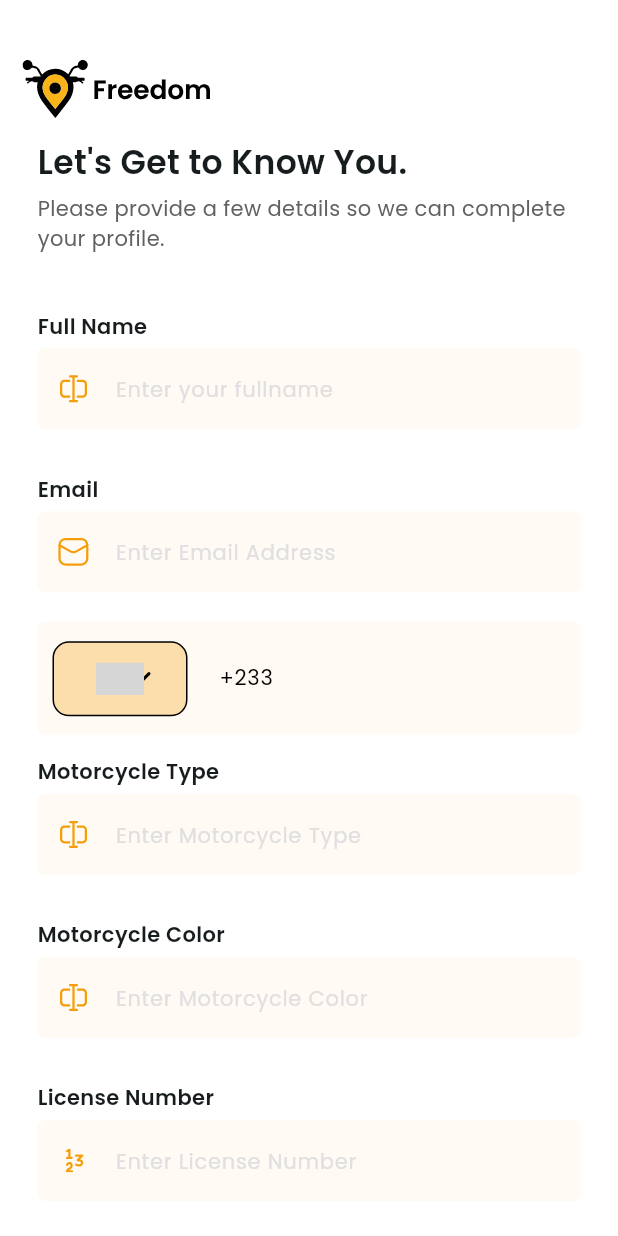
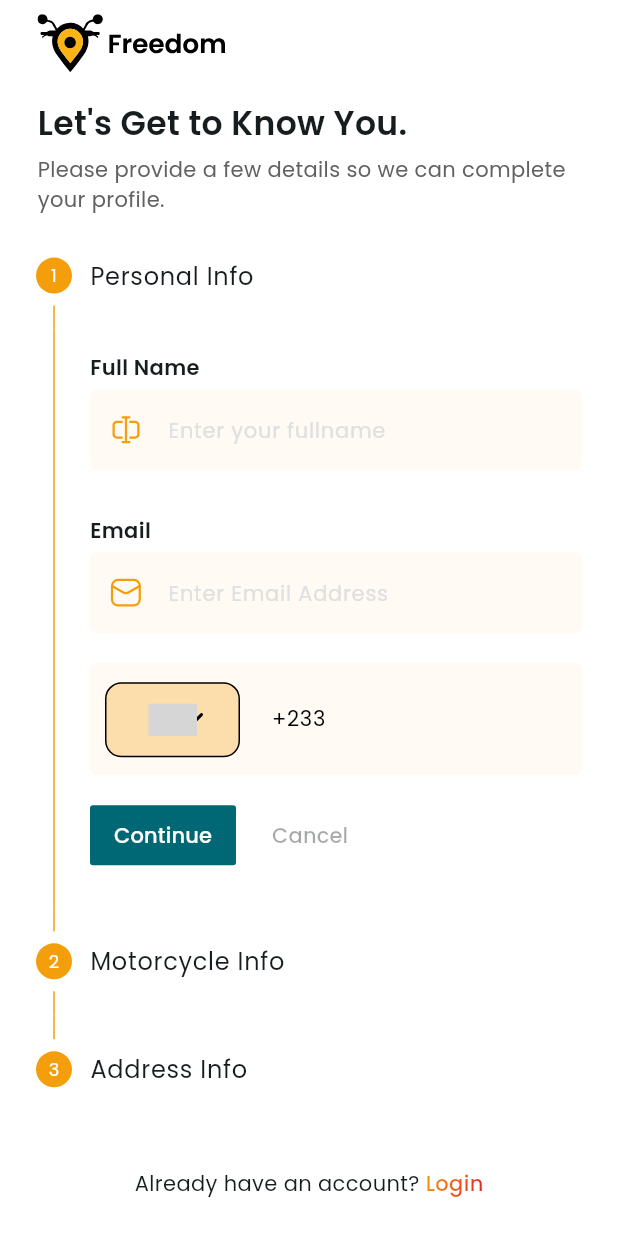
Before and after one commit to FreedomGhanaLabs/FreedomDiver, a Flutter app: the RegisterFormScreen screen opened by its route, on a phone screen of 412 x 824 dp. Run offline on Flutter 3.47's test engine with Material 3 defaults, Android fonts, the phone set to English and light mode, and no system bars; drawn by our look-alikes of country_code_picker, loader_overlay; our stand-ins replace awesome_dialog, awesome_snackbar_content, bloc, cached_network_image, dio, dotted_border and 25 more; missing offline and left inert: country_state_city_picker, flutter_polyline_points; accounts and stored records are empty; network calls fail; project files that could hold a hidden picture were left out; grey boxes are pictures that could not be loaded.

Commit message:
modified 3 files

```diff
--- a/lib/feature/authentication/register/view/register_form_screen.dart
+++ b/lib/feature/authentication/register/view/register_form_screen.dart
@@ -2,7 +2,6 @@ import 'package:country_code_picker/country_code_picker.dart';
 import 'package:country_state_city_picker/country_state_city_picker.dart';
 import 'package:flutter/material.dart';
 import 'package:flutter_bloc/flutter_bloc.dart';
-import 'package:flutter_screenutil/flutter_screenutil.dart';
 import 'package:freedomdriver/feature/authentication/login/cubit/login_cubit.dart';
 import 'package:freedomdriver/feature/authentication/login/view/login_form_screen.dart';
 import 'package:freedomdriver/feature/authentication/register/cubit/registration_cubit.dart';
@@ -13,7 +12,7 @@ import 'package:freedomdriver/shared/app_config.dart';
 import 'package:freedomdriver/shared/theme/app_colors.dart';
 import 'package:freedomdriver/shared/widgets/app_icon.dart';
 import 'package:freedomdriver/shared/widgets/gradient_text.dart';
-import 'package:freedomdriver/shared/widgets/primary_button.dart';
+import 'package:freedomdriver/shared/widgets/toaster.dart';
 import 'package:freedomdriver/utilities/responsive.dart';
 import 'package:freedomdriver/utilities/ui.dart';
 import 'package:get/get.dart';
@@ -27,8 +26,15 @@ class RegisterFormScreen extends StatefulWidget {
 }
 
 class _RegisterFormScreenState extends State<RegisterFormScreen> {
-  final _formKey = GlobalKey<FormState>();
   final apiController = ApiController('auth');
+
+  int _currentStep = 0;
+  final _formKeys = [
+    GlobalKey<FormState>(),
+    GlobalKey<FormState>(),
+    GlobalKey<FormState>(),
+    GlobalKey<FormState>(),
+  ];
 
   bool hasReadTermsAndCondition = false;
   bool loading = false;
@@ -60,7 +66,8 @@ class _RegisterFormScreenState extends State<RegisterFormScreen> {
       ..addListener(() {
         if (!phoneController.text.startsWith(countryCode)) {
           phoneController
-            ..text = countryCode +
+            ..text =
+                countryCode +
                 phoneController.text.replaceAll(RegExp(r'^\+\d+'), '')
             ..selection = TextSelection.fromPosition(
               TextPosition(offset: phoneController.text.length),
@@ -95,10 +102,10 @@ class _RegisterFormScreenState extends State<RegisterFormScreen> {
   }
 
   void submitRegistration() {
-    if (_formKey.currentState!.validate()) {
-      if (!hasReadTermsAndCondition) {
-        return;
-      }
+    // if (_formKey.currentState!.validate()) {
+    //   if (!hasReadTermsAndCondition) {
+    //     return;
+    //   }
     final names = fullNameController.text.trim().split(' ');
     final data = {
       'firstName': names[0].trim().capitalize,
@@ -122,22 +129,14 @@ class _RegisterFormScreenState extends State<RegisterFormScreen> {
       'confirmPassword': confirmPasswordController.text,
     };
 
-      apiController.post(
-        context,
-        'register',
-        data,
-        (success, result) {
+    apiController.post(context, 'register', data, (success, result) {
       if (success) {
-            context
-                .read<LoginFormCubit>()
-                .setEmail(emailController.text);
+        context.read<LoginFormCubit>().setEmail(emailController.text);
         Navigator.pushNamed(context, VerifyOtpScreen.routeName);
       }
-        },
-        showOverlay: true,
-      );
+    }, showOverlay: true);
   }
-  }
+  // }
 
   @override
   Widget build(BuildContext context) {
@@ -148,42 +147,239 @@ class _RegisterFormScreenState extends State<RegisterFormScreen> {
           return Column(
             crossAxisAlignment: CrossAxisAlignment.start,
             children: [
-              VSpace(normalWhiteSpace.sp),
+              VSpace(Responsive.top(context) + medWhiteSpace),
               const Padding(
-                padding: EdgeInsets.symmetric(
-                  horizontal: smallWhiteSpace,
+                padding: EdgeInsets.symmetric(horizontal: whiteSpace),
+                child: AppIcon(iconName: 'login_logo'),
               ),
-                child: AppIcon(iconName: 'login_logo'),
+              Padding(
+                padding: const EdgeInsets.symmetric(horizontal: whiteSpace),
+                child: Column(
+                  crossAxisAlignment: CrossAxisAlignment.start,
+                  children: [
+                    const VSpace(smallWhiteSpace + 5),
+                    AppHeading(),
+                    const VSpace(extraSmallWhiteSpace),
+                    AppDescription(),
+                    const VSpace(extraSmallWhiteSpace),
+                  ],
+                ),
               ),
               Expanded(
                 child: SingleChildScrollView(
-                  padding: const EdgeInsets.symmetric(
-                    horizontal: whiteSpace,
+                  child: Stepper(
+                    physics: const ClampingScrollPhysics(),
+                    connectorColor: WidgetStatePropertyAll(gradient1),
+                    currentStep: _currentStep,
+                    onStepContinue: onStepContinue,
+                    onStepCancel:
+                        _currentStep > 0
+                            ? () {
+                              setState(() => _currentStep--);
+                            }
+                            : null,
+                    steps: [
+                      personalInfoStep(context),
+                      motorcycleInfoStep(),
+                      addressInfoStep(),
+                      securityStep(),
+                    ],
                   ),
-                  child: Column(
-                    crossAxisAlignment: CrossAxisAlignment.start,
-                    children: [
-                      const VSpace(smallWhiteSpace),
-                      const Text(
-                        "Let's Get to Know You.",
-                        style: TextStyle(
-                          fontSize: headingText,
-                          fontWeight: FontWeight.w600,
-                        ),
-                      ),
-                      const VSpace(extraSmallWhiteSpace),
-                      Text(
-                        'Please provide a few details so we can complete your profile.',
-                        style: TextStyle(
-                          fontSize: paragraphText,
-                          fontWeight: FontWeight.w400,
-                          color: Colors.grey.shade700,
                 ),
               ),
               const VSpace(whiteSpace),
-                      Form(
-                        key: _formKey,
-                        autovalidateMode: AutovalidateMode.onUserInteraction,
+            ],
+          );
+        },
+      ),
+      bottomNavigationBar: Container(
+        padding: const EdgeInsets.all(whiteSpace),
+        width: Responsive.width(context),
+        color: Colors.white,
+        child: const Row(
+          mainAxisAlignment: MainAxisAlignment.center,
+          children: [
+            Text('Already have an account? '),
+            GradientText(
+              text: 'Login',
+              routeNameToMoveTo: LoginFormScreen.routeName,
+            ),
+          ],
+        ),
+      ),
+    );
+  }
+
+  void onStepContinue() {
+    final isLastStep = _currentStep == _formKeys.length - 1;
+    if (_formKeys[_currentStep].currentState!.validate()) {
+      if (isLastStep) {
+        if (!hasReadTermsAndCondition) {
+          showToast(
+            context,
+            "Terms and Condition",
+            'You must accept the Terms & Conditions',
+            toastType: ToastType.warning,
+          );
+          return;
+        }
+        submitRegistration();
+      } else {
+        setState(() => _currentStep++);
+      }
+    }
+  }
+
+  Step securityStep() {
+    return Step(
+      title: const Text("Security"),
+      isActive: _currentStep >= 3,
+      content: Form(
+        key: _formKeys[3],
+        child: Column(
+          children: [
+            buildTextField(
+              controller: passwordController,
+              label: 'Password',
+              placeholder: 'Create a strong password',
+              obscure: true,
+              prefixIconUrl: 'assets/app_icons/password-type.svg',
+            ),
+            buildTextField(
+              controller: confirmPasswordController,
+              label: 'Confirm Password',
+              placeholder: 'Confirm password again',
+              obscure: true,
+              prefixIconUrl: 'assets/app_icons/password-type.svg',
+              validator: (val) {
+                if (val == null || val.isEmpty) {
+                  return 'Confirm your password';
+                }
+                if (val != passwordController.text) {
+                  return 'Passwords do not match';
+                }
+                return null;
+              },
+            ),
+            const VSpace(whiteSpace),
+            Row(
+              children: [
+                Checkbox.adaptive(
+                  value: hasReadTermsAndCondition,
+                  onChanged: (x) {
+                    setState(() {
+                      hasReadTermsAndCondition = !hasReadTermsAndCondition;
+                    });
+                  },
+                  side: BorderSide(color: gradient1, width: 16),
+                  fillColor: WidgetStatePropertyAll(
+                    hasReadTermsAndCondition ? thickFillColor : fillColor,
+                  ),
+                ),
+                Text(
+                  'Read Terms and Conditions',
+                  style: TextStyle(
+                    fontSize: paragraphText,
+                    fontWeight: FontWeight.w600,
+                    color: gradient1,
+                  ),
+                ),
+              ],
+            ),
+          ],
+        ),
+      ),
+    );
+  }
+
+  Step addressInfoStep() {
+    return Step(
+      title: const Text("Address Info"),
+      isActive: _currentStep >= 2,
+      content: Form(
+        key: _formKeys[2],
+        child: Column(
+          children: [
+            SelectState(
+              onCountryChanged: (value) {
+                setState(() {
+                  countryValue = value;
+                });
+              },
+              onStateChanged: (value) {
+                setState(() {
+                  stateValue = value;
+                });
+              },
+              onCityChanged: (value) {
+                setState(() {
+                  cityValue = value;
+                });
+              },
+            ),
+            buildTextField(
+              controller: streetController,
+              label: 'Street Name',
+              prefixIconUrl: 'assets/app_icons/typing.svg',
+            ),
+            buildTextField(
+              controller: postalCodeController,
+              label: 'Postal Code',
+              prefixIconUrl: 'assets/app_icons/numbers.svg',
+            ),
+          ],
+        ),
+      ),
+    );
+  }
+
+  Step motorcycleInfoStep() {
+    int index = 1;
+    return Step(
+      title: const Text("Motorcycle Info"),
+      isActive: _currentStep >= index,
+      content: Form(
+        key: _formKeys[index],
+        child: Column(
+          children: [
+            buildTextField(
+              controller: motorcycleTypeController,
+              label: 'Motorcycle Type',
+              prefixIconUrl: 'assets/app_icons/typing.svg',
+            ),
+            buildTextField(
+              controller: motorcycleColorController,
+              label: 'Motorcycle Color',
+              prefixIconUrl: 'assets/app_icons/typing.svg',
+            ),
+            buildTextField(
+              controller: licenseNumberController,
+              label: 'License Number',
+              prefixIconUrl: 'assets/app_icons/numbers.svg',
+            ),
+            buildTextField(
+              controller: motorcycleNumberController,
+              label: 'Motorcycle Number',
+              prefixIconUrl: 'assets/app_icons/numbers.svg',
+            ),
+            buildTextField(
+              controller: motorcycleYearController,
+              label: 'Motorcycle Year',
+              inputType: TextInputType.number,
+              prefixIconUrl: 'assets/app_icons/numbers.svg',
+            ),
+          ],
+        ),
+      ),
+    );
+  }
+
+  Step personalInfoStep(BuildContext context) {
+    return Step(
+      title: const Text("Personal Info"),
+      isActive: _currentStep >= 0,
+      content: Form(
+        key: _formKeys[0],
         child: Column(
           children: [
             buildTextField(
@@ -240,10 +436,8 @@ class _RegisterFormScreenState extends State<RegisterFormScreen> {
                         CountryCodePicker(
                           onChanged: (value) {
                             setState(() {
-                                              countryCode =
-                                                  value.dialCode ?? '+233';
-                                              phoneController.text =
-                                                  countryCode;
+                              countryCode = value.dialCode ?? '+233';
+                              phoneController.text = countryCode;
                             });
                           },
                           padding: EdgeInsets.zero,
@@ -251,13 +445,9 @@ class _RegisterFormScreenState extends State<RegisterFormScreen> {
                           hideMainText: true,
                         ),
                         Positioned(
-                                          top: Responsive.height(context) *
-                                              0.014,
-                                          left:
-                                              Responsive.width(context) * 0.11,
-                                          child: const AppIcon(
-                                            iconName: 'drop_down',
-                                          ),
+                          top: Responsive.height(context) * 0.014,
+                          left: Responsive.width(context) * 0.11,
+                          child: const AppIcon(iconName: 'drop_down'),
                         ),
                       ],
                     ),
@@ -268,8 +458,7 @@ class _RegisterFormScreenState extends State<RegisterFormScreen> {
                 if (val == null || val.trim().isEmpty) {
                   return 'Phone number is required';
                 }
-                                final cleanedNumber =
-                                    val.replaceAll(RegExp(r'\D'), '');
+                final cleanedNumber = val.replaceAll(RegExp(r'\D'), '');
 
                 if (cleanedNumber.isEmpty) {
                   return 'Please enter digits only';
@@ -282,159 +471,37 @@ class _RegisterFormScreenState extends State<RegisterFormScreen> {
                 return null; // Valid input
               },
             ),
-
-                            buildTextField(
-                              controller: motorcycleTypeController,
-                              label: 'Motorcycle Type',
-                              prefixIconUrl: 'assets/app_icons/typing.svg',
-                            ),
-                            buildTextField(
-                              controller: motorcycleColorController,
-                              label: 'Motorcycle Color',
-                              prefixIconUrl: 'assets/app_icons/typing.svg',
-                            ),
-                            buildTextField(
-                              controller: licenseNumberController,
-                              label: 'License Number',
-                              prefixIconUrl: 'assets/app_icons/numbers.svg',
-                            ),
-                            buildTextField(
-                              controller: motorcycleNumberController,
-                              label: 'Motorcycle Number',
-                              prefixIconUrl: 'assets/app_icons/numbers.svg',
-                            ),
-                            buildTextField(
-                              controller: motorcycleYearController,
-                              label: 'Motorcycle Year',
-                              inputType: TextInputType.number,
-                              prefixIconUrl: 'assets/app_icons/numbers.svg',
-                            ),
-
-                            SelectState(
-                              onCountryChanged: (value) {
-                                setState(() {
-                                  countryValue = value;
-                                });
-                              },
-                              onStateChanged: (value) {
-                                setState(() {
-                                  stateValue = value;
-                                });
-                              },
-                              onCityChanged: (value) {
-                                setState(() {
-                                  cityValue = value;
-                                });
-                              },
-                            ),
-                            buildTextField(
-                              controller: streetController,
-                              label: 'Street Name',
-                              prefixIconUrl: 'assets/app_icons/typing.svg',
-                            ),
-                            buildTextField(
-                              controller: postalCodeController,
-                              label: 'Postal Code',
-                              prefixIconUrl: 'assets/app_icons/numbers.svg',
-                            ),
-                            buildTextField(
-                              controller: passwordController,
-                              label: 'Password',
-                              placeholder: 'Create a strong password',
-                              obscure: true,
-                              prefixIconUrl:
-                                  'assets/app_icons/password-type.svg',
-                            ),
-                            buildTextField(
-                              controller: confirmPasswordController,
-                              label: 'Confirm Password',
-                              placeholder: 'Confirm password again',
-                              obscure: true,
-                              prefixIconUrl:
-                                  'assets/app_icons/password-type.svg',
-                              validator: (val) {
-                                if (val == null || val.isEmpty) {
-                                  return 'Confirm your password';
-                                }
-                                if (val != passwordController.text) {
-                                  return 'Passwords do not match';
-                                }
-                                return null;
-                              },
-                            ),
           ],
         ),
       ),
-                      const VSpace(whiteSpace),
-                      Row(
-                        children: [
-                          Checkbox.adaptive(
-                            value: hasReadTermsAndCondition,
-                            onChanged: (x) {
-                              setState(() {
-                                hasReadTermsAndCondition =
-                                    !hasReadTermsAndCondition;
-                              });
-                            },
-                            side: BorderSide(color: gradient1, width: 16),
-                            fillColor: WidgetStatePropertyAll(
-                              hasReadTermsAndCondition
-                                  ? thickFillColor
-                                  : fillColor,
-                            ),
-                          ),
-                          Text(
-                            'Read Terms and Conditions',
+    );
+  }
+}
+
+class AppDescription extends StatelessWidget {
+  const AppDescription({super.key});
+
+  @override
+  Widget build(BuildContext context) {
+    return Text(
+      'Please provide a few details so we can complete your profile.',
       style: TextStyle(
         fontSize: paragraphText,
-                              fontWeight: FontWeight.w600,
-                              color: gradient1,
+        fontWeight: FontWeight.w400,
+        color: Colors.grey.shade700,
       ),
-                          ),
-                        ],
-                      ),
-                      Padding(
-                        padding: const EdgeInsets.symmetric(
-                          horizontal: smallWhiteSpace,
-                        ),
-                        child: FreedomButton(
-                          backGroundColor: Colors.black,
-                          useLoader: loading,
-                          disabled: !hasReadTermsAndCondition || loading,
-                          title: 'Complete Registration',
-                          buttonTitle: const Text(
-                            'Registering...',
-                            style: TextStyle(
-                              color: Colors.white,
-                              fontSize: normalText,
-                            ),
-                          ),
-                          onPressed: submitRegistration,
-                        ),
-                      ),
-                      const VSpace(whiteSpace),
-                      SizedBox(
-                        width: Responsive.width(context),
-                        child: const Row(
-                          mainAxisAlignment: MainAxisAlignment.center,
-                          children: [
-                            Text('Already have an account? '),
-                            GradientText(
-                              text: 'Login',
-                              routeNameToMoveTo: LoginFormScreen.routeName,
-                            ),
-                          ],
-                        ),
-                      ),
-                      const VSpace(whiteSpace),
-                    ],
-                  ),
-                ),
-              ),
-            ],
     );
-        },
-      ),
+  }
+}
+
+class AppHeading extends StatelessWidget {
+  const AppHeading({super.key});
+
+  @override
+  Widget build(BuildContext context) {
+    return const Text(
+      "Let's Get to Know You.",
+      style: TextStyle(fontSize: headingText, fontWeight: FontWeight.w600),
     );
   }
 }
@@ -458,11 +525,9 @@ Widget buildTextField({
       obscure: obscure,
       hintText: placeholder ?? 'Enter $label',
       keyboardType: inputType,
-      fontStyle: const TextStyle(
-        fontSize: normalText,
-        color: Colors.black,
-      ),
-      validator: validator ??
+      fontStyle: const TextStyle(fontSize: normalText, color: Colors.black),
+      validator:
+          validator ??
           (val) =>
               val == null || val.trim().isEmpty ? '$label is required' : null,
     ),
--- a/lib/feature/profile/view/profile_screen.dart
+++ b/lib/feature/profile/view/profile_screen.dart
@@ -14,7 +14,6 @@ import 'package:freedomdriver/utilities/show_dialog.dart';
 import 'package:freedomdriver/utilities/ui.dart';
 import 'package:get/get_utils/get_utils.dart';
 
-import '../../../shared/api/api_controller.dart';
 import '../../../shared/theme/app_colors.dart';
 import '../../../utilities/hive/token.dart';
 import '../../authentication/login/view/login_form_screen.dart';
@@ -87,22 +86,21 @@ class _ProfileScreenState extends State<ProfileScreen> {
                           okButtonColor: gradient2,
                           hasSecondaryButton: true,
                           onPressed: () {
-                            final apiController = ApiController('auth');
-
-                            apiController.post(context, 'logout', {}, (
-                              success,
-                              responseData,
-                            ) {
-                              if (success) {
                             deleteTokenToHive().then((onValue) {
                               Navigator.pushNamedAndRemoveUntil(
                                 context,
                                 LoginFormScreen.routeName,
                                 (route) => false,
                               );
+                              // final apiController = ApiController('auth');
+
+                              // apiController.post(context, 'logout', {}, (
+                              //   success,
+                              //   responseData,
+                              // ) {
+                              //   if (success) {}
+                              // });
                             });
-                              }
-                            }, showOverlay: true);
                           },
                         ),
                   ),
--- a/lib/utilities/responsive.dart
+++ b/lib/utilities/responsive.dart
@@ -10,6 +10,10 @@ class Responsive {
 
   static double width(BuildContext context) {
     return MediaQuery.of(context).size.width;
+  }
+
+  static double top(BuildContext context) {
+    return MediaQuery.of(context).padding.top;
   }
 
 // from small to big screens
```
Lines whose indentation alone changed are shown as unchanged.
